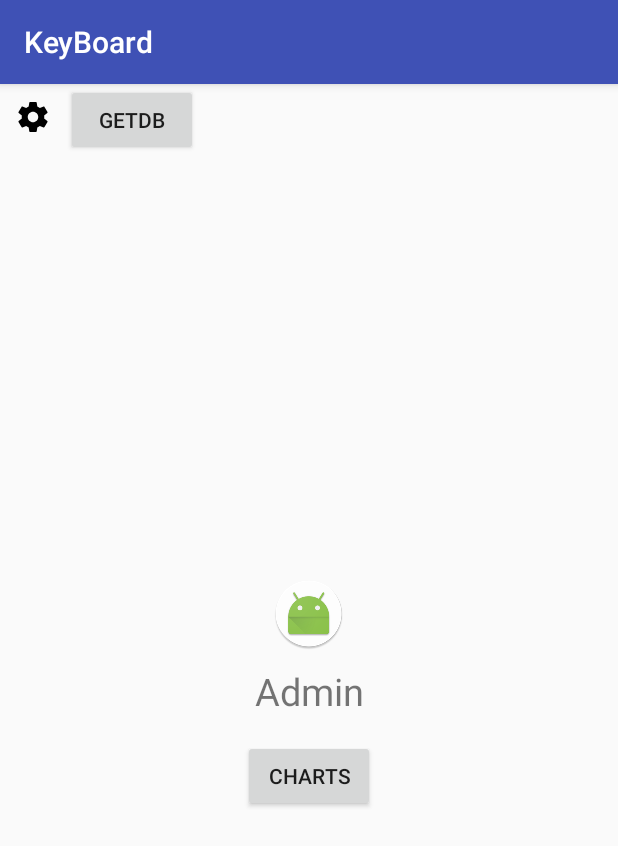
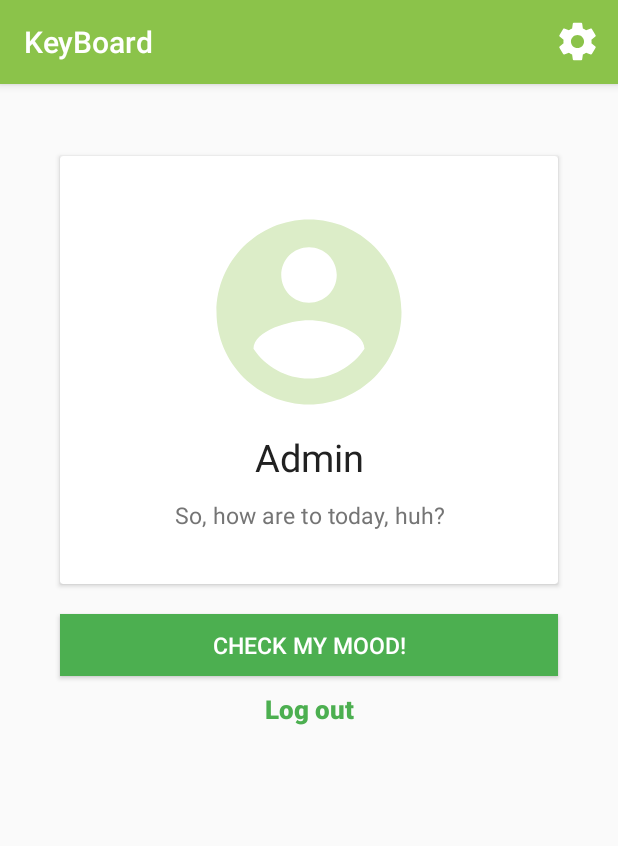
Before and after one commit to Ruslanio/KeyBoard, an Android app: the MainActivity screen opened directly, with no data from a screen before it, on a phone screen of 412 x 824 dp. Shown: the top 846 px of the screen. Run offline under Robolectric (Android 15) with nearby library versions, the phone set to English and light mode, and no system bars; our stand-ins replace RxJava; libraries missing offline, so code that uses them is left out: com.jakewharton.retrofit2.

Commit message:
Material redesign, bug fixes

```diff
--- a/app/build.gradle
+++ b/app/build.gradle
@@ -1,4 +1,5 @@
 apply plugin: 'com.android.application'
+apply plugin: 'me.tatarka.retrolambda'
 
 android {
     compileSdkVersion 25
@@ -10,9 +11,7 @@ android {
         versionCode 1
         versionName "1.0"
         testInstrumentationRunner "android.support.test.runner.AndroidJUnitRunner"
-        jackOptions {
-            enabled true
-        }
+
     }
     buildTypes {
         release {
@@ -31,6 +30,7 @@ dependencies {
     androidTestCompile('com.android.support.test.espresso:espresso-core:2.2.2', {
         exclude group: 'com.android.support', module: 'support-annotations'
     })
+    compile 'com.android.support:cardview-v7:25.3.1'
     compile 'com.annimon:stream:1.1.9'
     compile 'com.github.lecho:hellocharts-android:v1.5.8'
     compile 'com.jakewharton.retrofit:retrofit2-rxjava2-adapter:1.0.0'
--- a/app/src/main/AndroidManifest.xml
+++ b/app/src/main/AndroidManifest.xml
@@ -11,7 +11,7 @@
 
     <application
         android:allowBackup="true"
-        android:icon="@mipmap/ic_launcher"
+        android:icon="@drawable/icon_1"
         android:label="@string/app_name"
         android:roundIcon="@mipmap/ic_launcher_round"
         android:supportsRtl="true"
@@ -37,7 +37,7 @@
 
         <service android:name=".TransmitterService"/>
 
-        <activity android:name=".MainActivity" />
+        <activity android:name=".MainActivity"/>
         <activity android:name=".LoginActivity">
             <intent-filter>
                 <action android:name="android.intent.action.MAIN"/>
@@ -48,6 +48,8 @@
         <activity android:name=".ChartActivity">
         </activity>
         <activity android:name=".RegistrationActivity"/>
+        <activity android:name=".SettingsActivity">
+        </activity>
     </application>
 
 </manifest>
--- a/app/src/main/java/com/example/ruslanio/keyboard/ChartActivity.java
+++ b/app/src/main/java/com/example/ruslanio/keyboard/ChartActivity.java
@@ -42,8 +42,8 @@ import lecho.lib.hellocharts.view.LineChartView;
 
 public class ChartActivity extends AppCompatActivity {
 
-    private static final String TITLE_YESTERDAY = "yesterday";
-    private static final String TITLE_TODAY = "today";
+    private static final String TITLE_YESTERDAY = "Yesterday";
+    private static final String TITLE_TODAY = "Today";
 
     private ApiManager mApiManager;
     private DBHelper mDBHelper;
@@ -65,7 +65,7 @@ public class ChartActivity extends AppCompatActivity {
     private void getData(){
         SQLiteDatabase db = mDBHelper.getWritableDatabase();
 
-        db.delete(DBHelper.TEXT_ENTITY_TABLE_NAME,null,null);
+        db.delete(DBHelper.EMOTION_ENTITY_TABLE_NAME,null,null);
 
         mApiManager.getData()
                 .subscribe(serverResponce -> {
--- a/app/src/main/java/com/example/ruslanio/keyboard/MainActivity.java
+++ b/app/src/main/java/com/example/ruslanio/keyboard/MainActivity.java
@@ -8,6 +8,8 @@ import android.database.sqlite.SQLiteDatabase;
 import android.support.v4.view.ViewPager;
 import android.support.v7.app.AppCompatActivity;
 import android.os.Bundle;
+import android.view.Menu;
+import android.view.MenuItem;
 import android.view.View;
 import android.widget.Button;
 import android.widget.TextView;
@@ -28,9 +30,9 @@ import io.reactivex.schedulers.Schedulers;
 
 public class MainActivity extends AppCompatActivity {
 
-    private TextView mResult;
     private View mMain;
     private Button mGetBb;
+    private Button mLogOut;
     private Button mStartService;
     private Button mGetRecords;
     private Button mNext;
@@ -49,6 +51,12 @@ public class MainActivity extends AppCompatActivity {
         mApiManager = ApiManager.getInstance();
 
         mCharts = (Button) findViewById(R.id.charts);
+        mLogOut = (Button) findViewById(R.id.log_out);
+
+        mLogOut.setOnClickListener(btn -> {
+            Intent intent = new Intent(MainActivity.this, SettingsActivity.class);
+            startActivity(intent);
+        });
 
         mCharts.setOnClickListener(btn -> {
             Intent intent = new Intent(MainActivity.this, ChartActivity.class);
@@ -56,7 +64,6 @@ public class MainActivity extends AppCompatActivity {
         });
 
         mGetBb = (Button) findViewById(R.id.btn_get_db);
-        mResult = (TextView) findViewById(R.id.result);
 //        mStartService = (Button) findViewById(R.id.btn_start_service);
 //        mGetRecords = (Button) findViewById(R.id.btn_get_records);
 //        mNext = (Button) findViewById(R.id.btn_next);
@@ -89,7 +96,7 @@ public class MainActivity extends AppCompatActivity {
                             .append("STATUS = ").append(cursor.getInt(status)).append("\n");
                 } while (cursor.moveToNext());
 
-                mResult.setText(builder.toString());
+                System.out.println(builder.toString());
             } else {
                 Toast.makeText(this, "no data", Toast.LENGTH_SHORT).show();
             }
@@ -113,6 +120,23 @@ public class MainActivity extends AppCompatActivity {
     }
 
     @Override
+    public boolean onCreateOptionsMenu(Menu menu) {
+        getMenuInflater().inflate(R.menu.menu_action , menu);
+        return super.onCreateOptionsMenu(menu);
+    }
+
+    @Override
+    public boolean onOptionsItemSelected(MenuItem item) {
+        int id = item.getItemId();
+
+        if (id == R.id.mybutton) {
+            Intent intent = new Intent(MainActivity.this, SettingsActivity.class);
+            startActivity(intent);
+        }
+        return super.onOptionsItemSelected(item);
+    }
+
+    @Override
     protected void onDestroy() {
         super.onDestroy();
         mDBHelper.close();
--- a/app/src/main/java/com/example/ruslanio/keyboard/SimpleIME.java
+++ b/app/src/main/java/com/example/ruslanio/keyboard/SimpleIME.java
@@ -154,7 +154,7 @@ public class SimpleIME extends InputMethodService implements KeyboardView.OnKeyb
     }
 
     private void saveString() {
-        if (!mSentenceBuilder.toString().equals("")) {
+        if (!mSentenceBuilder.toString().isEmpty()) {
             Calendar calendar = Calendar.getInstance();
             String date = DateManager.parseDate(calendar).toString();
 
--- /dev/null
+++ b/app/src/main/res/drawable/ic_account_circle.xml
@@ -0,0 +1,9 @@
+<vector xmlns:android="http://schemas.android.com/apk/res/android"
+        android:width="148dp"
+        android:height="148dp"
+        android:viewportWidth="24.0"
+        android:viewportHeight="24.0">
+    <path
+        android:fillColor="@color/primary_light"
+        android:pathData="M12,2C6.48,2 2,6.48 2,12s4.48,10 10,10 10,-4.48 10,-10S17.52,2 12,2zM12,5c1.66,0 3,1.34 3,3s-1.34,3 -3,3 -3,-1.34 -3,-3 1.34,-3 3,-3zM12,19.2c-2.5,0 -4.71,-1.28 -6,-3.22 0.03,-1.99 4,-3.08 6,-3.08 1.99,0 5.97,1.09 6,3.08 -1.29,1.94 -3.5,3.22 -6,3.22z"/>
+</vector>
--- a/app/src/main/res/drawable/ic_settings_black_24dp.xml
+++ b/app/src/main/res/drawable/ic_settings_black_24dp.xml
@@ -1,9 +1,9 @@
 <vector xmlns:android="http://schemas.android.com/apk/res/android"
-        android:width="24dp"
-        android:height="24dp"
+        android:width="30dp"
+        android:height="30dp"
         android:viewportWidth="24.0"
         android:viewportHeight="24.0">
     <path
-        android:fillColor="#FF000000"
+        android:fillColor="@color/white_background"
         android:pathData="M19.43,12.98c0.04,-0.32 0.07,-0.64 0.07,-0.98s-0.03,-0.66 -0.07,-0.98l2.11,-1.65c0.19,-0.15 0.24,-0.42 0.12,-0.64l-2,-3.46c-0.12,-0.22 -0.39,-0.3 -0.61,-0.22l-2.49,1c-0.52,-0.4 -1.08,-0.73 -1.69,-0.98l-0.38,-2.65C14.46,2.18 14.25,2 14,2h-4c-0.25,0 -0.46,0.18 -0.49,0.42l-0.38,2.65c-0.61,0.25 -1.17,0.59 -1.69,0.98l-2.49,-1c-0.23,-0.09 -0.49,0 -0.61,0.22l-2,3.46c-0.13,0.22 -0.07,0.49 0.12,0.64l2.11,1.65c-0.04,0.32 -0.07,0.65 -0.07,0.98s0.03,0.66 0.07,0.98l-2.11,1.65c-0.19,0.15 -0.24,0.42 -0.12,0.64l2,3.46c0.12,0.22 0.39,0.3 0.61,0.22l2.49,-1c0.52,0.4 1.08,0.73 1.69,0.98l0.38,2.65c0.03,0.24 0.24,0.42 0.49,0.42h4c0.25,0 0.46,-0.18 0.49,-0.42l0.38,-2.65c0.61,-0.25 1.17,-0.59 1.69,-0.98l2.49,1c0.23,0.09 0.49,0 0.61,-0.22l2,-3.46c0.12,-0.22 0.07,-0.49 -0.12,-0.64l-2.11,-1.65zM12,15.5c-1.93,0 -3.5,-1.57 -3.5,-3.5s1.57,-3.5 3.5,-3.5 3.5,1.57 3.5,3.5 -1.57,3.5 -3.5,3.5z"/>
 </vector>
--- a/app/src/main/res/layout/activity_main.xml
+++ b/app/src/main/res/layout/activity_main.xml
@@ -7,72 +7,77 @@
               android:orientation="vertical"
               tools:context="com.example.ruslanio.keyboard.MainActivity">
 
-    <LinearLayout
+    <RelativeLayout
+        android:gravity="center_vertical"
         android:layout_width="match_parent"
-        android:layout_height="wrap_content"
-        android:orientation="horizontal">
+        android:layout_height="wrap_content">
 
 
-        <ImageButton
-            android:id="@+id/settings"
-            android:layout_width="wrap_content"
-            android:layout_height="wrap_content"
-            android:layout_alignParentRight="true"
-            android:layout_margin="10dp"
-            android:background="@color/transparent"
-            android:src="@drawable/ic_settings_black_24dp"/>
+
 
         <Button
+            android:visibility="invisible"
             android:id="@+id/btn_get_db"
             android:layout_width="wrap_content"
             android:layout_height="wrap_content"
             android:text="getdb"/>
-    </LinearLayout>
+    </RelativeLayout>
 
-    <android.support.v4.widget.NestedScrollView
+    <android.support.v7.widget.CardView
+        android:layout_marginLeft="40dp"
+        android:layout_marginRight="40dp"
         android:layout_width="match_parent"
         android:layout_height="wrap_content">
 
+        <LinearLayout
+            android:padding="30dp"
+            android:orientation="vertical"
+            android:layout_width="match_parent"
+            android:layout_height="match_parent">
+
+            <ImageView
+                android:src="@drawable/ic_account_circle"
+                android:layout_gravity="center"
+                android:layout_width="wrap_content"
+                android:layout_height="wrap_content"/>
+
+
             <TextView
-            android:id="@+id/result"
+                style="@style/Label"
+                android:gravity="center"
+                android:text="Admin"
+                android:textSize="@dimen/extra_large_text_size"
                 android:layout_width="match_parent"
                 android:layout_height="wrap_content"/>
-    </android.support.v4.widget.NestedScrollView>
 
-    <LinearLayout
-        android:id="@+id/main_container"
-        android:layout_width="match_parent"
-        android:layout_height="match_parent"
-        android:gravity="center"
-        android:orientation="vertical"
-        android:paddingBottom="20dp">
-
-        <ImageView
-            android:id="@+id/user_avatar"
-            android:layout_width="wrap_content"
-            android:layout_height="wrap_content"
-            android:layout_above="@+id/username"
-            android:layout_centerHorizontal="true"
-            android:layout_marginBottom="10dp"
-            android:src="@mipmap/ic_launcher_round"/>
 
             <TextView
-            android:id="@+id/username"
+                style="@style/Label.Secondary"
+                android:gravity="center"
+                android:text="So, how are to today, huh?"
                 android:layout_width="match_parent"
-            android:layout_height="wrap_content"
-            android:gravity="center"
-            android:text="Admin"
-            android:textSize="25sp"/>
+                android:layout_height="wrap_content"/>
+        </LinearLayout>
+
+    </android.support.v7.widget.CardView>
 
     <Button
         android:id="@+id/charts"
-            android:layout_width="wrap_content"
-            android:layout_height="wrap_content"
-            android:layout_below="@id/username"
-            android:layout_centerHorizontal="true"
-            android:layout_marginTop="15dp"
-            android:text="charts"/>
-    </LinearLayout>
+        android:layout_marginLeft="40dp"
+        android:layout_marginRight="40dp"
+        android:layout_marginTop="20dp"
+        android:text="check my mood!"
+        style="@style/Button"
+        android:layout_width="match_parent"
+        android:layout_height="wrap_content"/>
+
+    <Button
+        android:id="@+id/log_out"
+        style="@style/Button.Flat"
+        android:textSize="@dimen/extra_medium_text_size"
+        android:text="Log out"
+        android:layout_width="match_parent"
+        android:layout_height="wrap_content"/>
 
 
 </LinearLayout>
--- a/app/src/main/res/layout/fragment_chart.xml
+++ b/app/src/main/res/layout/fragment_chart.xml
@@ -5,6 +5,7 @@
     android:layout_height="match_parent">
 
     <lecho.lib.hellocharts.view.LineChartView
+        android:layout_margin="@dimen/medium_margin"
         android:id="@+id/main_line_chart"
         android:layout_width="match_parent"
         android:layout_height="match_parent"/>
--- /dev/null
+++ b/app/src/main/res/menu/menu_action.xml
@@ -0,0 +1,12 @@
+<?xml version="1.0" encoding="utf-8"?>
+<menu xmlns:android="http://schemas.android.com/apk/res/android"
+      xmlns:app="http://schemas.android.com/apk/res-auto">
+
+    <item
+        android:id="@+id/mybutton"
+        android:title=""
+        app:showAsAction="always"
+        android:icon="@drawable/ic_settings_black_24dp"
+        />
+
+</menu>
--- a/app/src/main/res/values/colors.xml
+++ b/app/src/main/res/values/colors.xml
@@ -1,9 +1,18 @@
 <?xml version="1.0" encoding="utf-8"?>
 <resources>
-    <color name="colorPrimary">#3F51B5</color>
-    <color name="colorPrimaryDark">#303F9F</color>
-    <color name="colorAccent">#FF4081</color>
+    <color name="colorPrimary">#8BC34A</color>
+    <color name="colorPrimaryDark">#689F38</color>
+    <color name="colorAccent">#4CAF50</color>
 
     <color name="transparent">#00ffffff</color>
 
+    <color name="primary">#8BC34A</color>
+    <color name="primary_dark">#689F38</color>
+    <color name="primary_light">#DCEDC8</color>
+    <color name="accent">#4CAF50</color>
+    <color name="primary_text">#212121</color>
+    <color name="secondary_text">#757575</color>
+    <color name="icons">#212121</color>
+    <color name="divider">#BDBDBD</color>
+
 </resources>
--- a/app/src/main/res/values/dimens.xml
+++ b/app/src/main/res/values/dimens.xml
@@ -2,4 +2,25 @@
     <!-- Default screen margins, per the Android Design guidelines. -->
     <dimen name="activity_horizontal_margin">16dp</dimen>
     <dimen name="activity_vertical_margin">16dp</dimen>
+
+    <dimen name="item_padding">10dp</dimen>
+
+
+    <dimen name="small_text_size">8sp</dimen>
+    <dimen name="medium_text_size">15sp</dimen>
+    <dimen name="extra_medium_text_size">17sp</dimen>
+    <dimen name="large_text_size">20sp</dimen>
+    <dimen name="extra_large_text_size">25sp</dimen>
+
+    <dimen name="minButtonWidth">61dp</dimen>
+    <dimen name="minButtonHeight">33dp</dimen>
+
+    <dimen name="medium_margin">5dp</dimen>
+    <dimen name="large_margin">10dp</dimen>
+
+    <dimen name="medium_padding">5dp</dimen>
+    <dimen name="large_padding">10dp</dimen>
+
+    <color name="white_background">#ffffff</color>
+    <color name="white_text">#ffffff</color>
 </resources>
--- a/app/src/main/res/values/styles.xml
+++ b/app/src/main/res/values/styles.xml
@@ -8,4 +8,43 @@
         <item name="colorAccent">@color/colorAccent</item>
     </style>
 
+    <style name="Label">
+        <item name="android:paddingLeft">@dimen/item_padding</item>
+        <item name="android:paddingRight">@dimen/item_padding</item>
+        <item name="android:paddingTop">@dimen/medium_margin</item>
+        <item name="android:paddingBottom">@dimen/medium_margin</item>
+        <item name="android:textColor">@color/primary_text</item>
+        <item name="android:textSize">@dimen/medium_text_size</item>
+    </style>
+
+    <style name="Label.Accent">
+        <item name="android:textColor">@color/accent</item>
+        <item name="android:textSize">@dimen/extra_large_text_size</item>
+    </style>
+
+    <style name="Label.Secondary">
+        <item name="android:textColor">@color/secondary_text</item>
+    </style>
+
+    <style name="Label.White">
+        <item name="android:textSize">@dimen/extra_medium_text_size</item>
+        <item name="android:textColor">@color/white_background</item>
+    </style>
+
+
+    <style name="Button" parent="Base.Widget.AppCompat.Button">
+        <item name="android:minWidth">@dimen/minButtonWidth</item>
+        <item name="android:minHeight">@dimen/minButtonHeight</item>
+        <item name="android:background">@color/accent</item>
+        <item name="android:textColor">@color/white_background</item>
+        <item name="android:padding">@dimen/item_padding</item>
+        <item name="android:textSize">@dimen/medium_text_size</item>
+    </style>
+
+    <style name="Button.Flat">
+        <item name="android:background">@color/transparent</item>
+        <item name="android:textColor">@color/accent</item>
+        <item name="android:textAllCaps">false</item>
+        <item name="android:textStyle">bold</item>
+    </style>
 </resources>
--- a/build.gradle
+++ b/build.gradle
@@ -6,6 +6,7 @@ buildscript {
     }
     dependencies {
         classpath 'com.android.tools.build:gradle:2.3.3'
+        classpath 'me.tatarka:gradle-retrolambda:3.6.0'
         // NOTE: Do not place your application dependencies here; they belong
         // in the individual module build.gradle files
     }
```
Also changed, not shown: app/src/main/java/com/example/ruslanio/keyboard/ChartFragment.java (+9 -2 lines), app/src/main/java/com/example/ruslanio/keyboard/SettingsActivity.java (added, +13 -0 lines), app/src/main/res/layout/activity_login.xml (+38 -19 lines), app/src/main/res/layout/activity_registration.xml (+12 -2 lines), app/src/main/res/layout/activity_settings.xml (added, +12 -0 lines), app/src/main/res/drawable/icon_1.png (added). Lines whose indentation alone changed are shown as unchanged.
